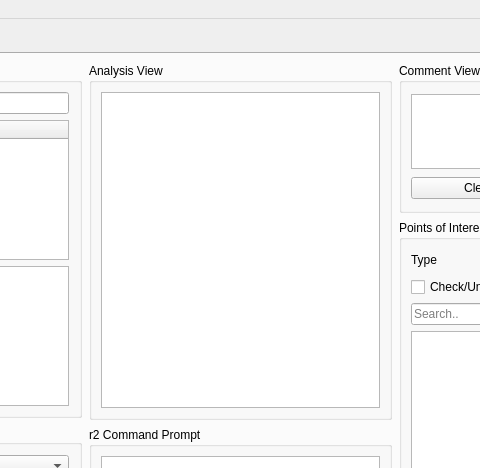
Qt form src/GUI/ui_files/BATT5_GUI.ui (adalio0/BATT5) before a commit; both pictures show x 238 to 718 and y 0 to 468 of the 957 by 716 pixel window.
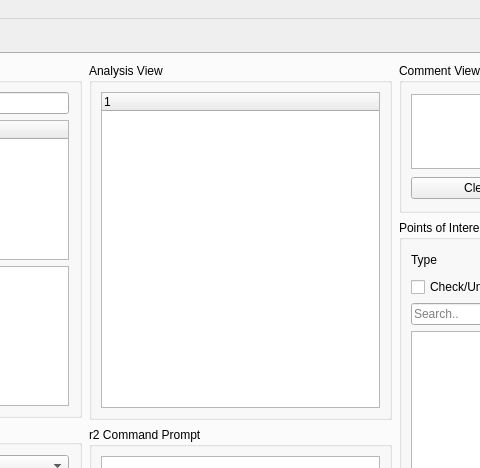
The same form after that commit.

What changed in the file:
```diff
--- a/src/GUI/ui_files/BATT5_GUI.ui
+++ b/src/GUI/ui_files/BATT5_GUI.ui
@@ -263,7 +263,7 @@
                 </property>
                 <layout class="QVBoxLayout" name="verticalLayout_16">
                  <item>
-                  <widget class="QTableWidget" name="POI_tableWidget">
+                  <widget class="QTreeWidget" name="POI_treeWidget">
                    <property name="editTriggers">
                     <set>QAbstractItemView::NoEditTriggers</set>
                    </property>
@@ -273,27 +273,11 @@
                    <property name="verticalScrollMode">
                     <enum>QAbstractItemView::ScrollPerPixel</enum>
                    </property>
-                   <property name="showGrid">
-                    <bool>true</bool>
-                   </property>
-                   <property name="gridStyle">
-                    <enum>Qt::SolidLine</enum>
-                   </property>
-                   <attribute name="horizontalHeaderCascadingSectionResizes">
-                    <bool>false</bool>
-                   </attribute>
-                   <attribute name="horizontalHeaderDefaultSectionSize">
-                    <number>100</number>
-                   </attribute>
-                   <attribute name="horizontalHeaderMinimumSectionSize">
-                    <number>50</number>
-                   </attribute>
-                   <attribute name="horizontalHeaderShowSortIndicator" stdset="0">
-                    <bool>true</bool>
-                   </attribute>
-                   <attribute name="horizontalHeaderStretchLastSection">
-                    <bool>true</bool>
-                   </attribute>
+                   <column>
+                    <property name="text">
+                     <string notr="true">1</string>
+                    </property>
+                   </column>
                   </widget>
                  </item>
                 </layout>
```
